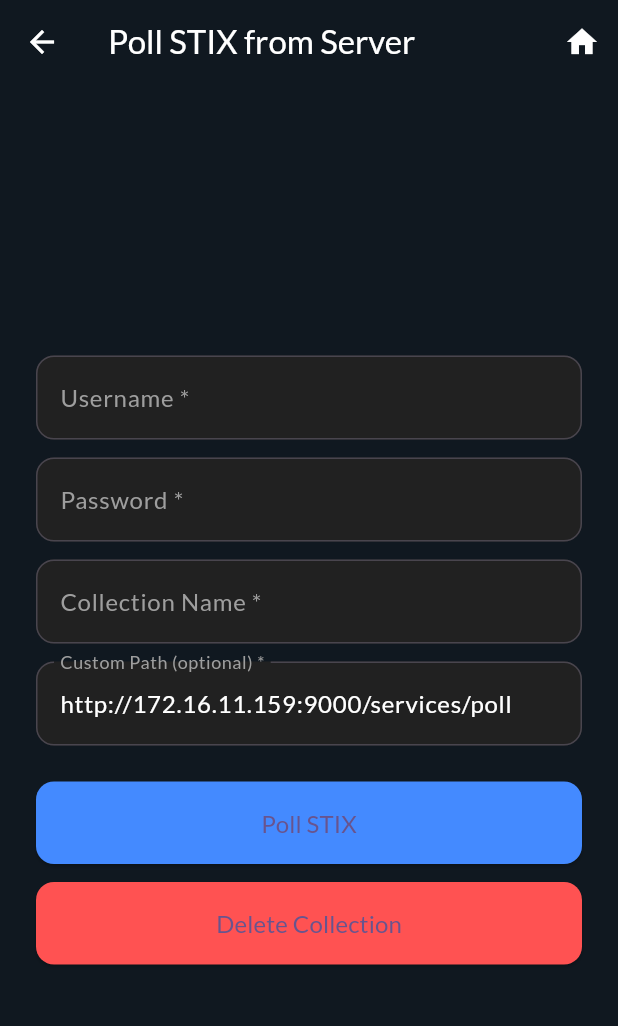
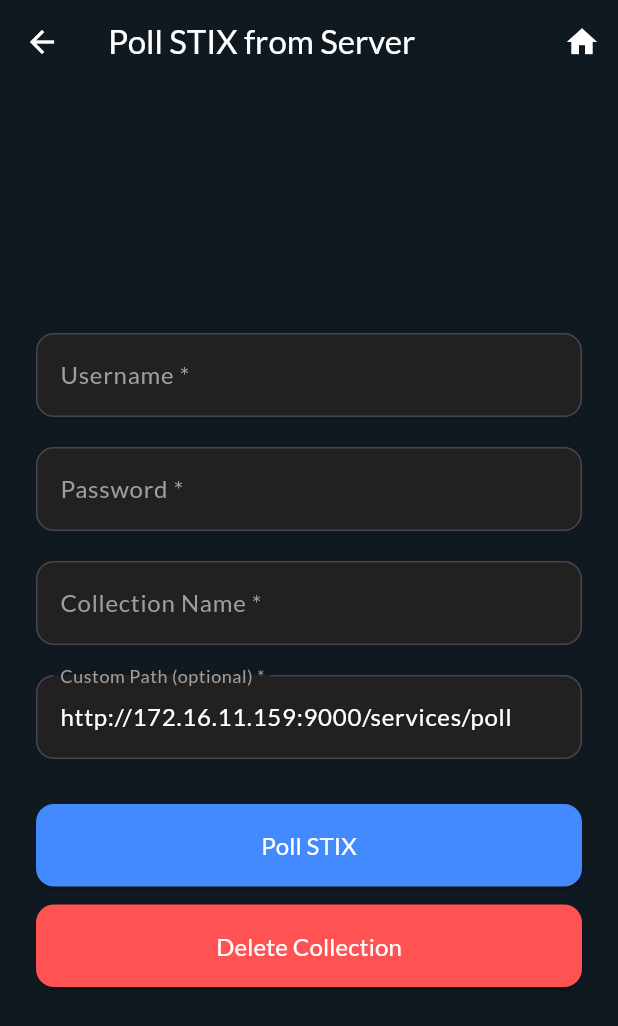
Before and after one commit to Einzelgaenger/STIX_OpenTAXII, a Flutter app: the screen it shows after launch, after a tap on "Poll STIX", on a phone screen of 412 x 824 dp. Shown: the top 1026 px of the screen. Run offline on Flutter 3.47's test engine with Material 3 defaults, Android fonts, the light colour scheme and no system bars; our stand-ins replace google_fonts; missing offline and left inert: dart:html.

Commit message:
Previous Next Button globally renamed; Make texts be selectable

```diff
--- a/lib/screens/advanced_option.dart
+++ b/lib/screens/advanced_option.dart
@@ -186,7 +186,7 @@ class _AdvancedOptionState extends State<AdvancedOption> {
     return Scaffold(
       backgroundColor: const Color(0xFF101820),
       appBar: AppBar(
-        title: const Text("Advanced STIX Push"),
+        title: const SelectableText("Advanced STIX Push"),
         backgroundColor: Colors.transparent,
         elevation: 0,
         foregroundColor: Colors.white,
--- a/lib/screens/home_screen.dart
+++ b/lib/screens/home_screen.dart
@@ -15,7 +15,7 @@ class HomeScreen extends StatelessWidget {
           child: Column(
             mainAxisAlignment: MainAxisAlignment.center,
             children: [
-              const Text(
+              const SelectableText(
                 'Your STIX Gateway for Threat Intelligence.',
                 style: TextStyle(
                   fontSize: 32,
@@ -24,7 +24,7 @@ class HomeScreen extends StatelessWidget {
                 ),
               ),
               const SizedBox(height: 12),
-              Text(
+              SelectableText(
                 'Explore what you can do with STIX & TAXII integration',
                 style: TextStyle(fontSize: 16, color: Colors.grey.shade400),
               ),
--- a/lib/screens/poll_screen.dart
+++ b/lib/screens/poll_screen.dart
@@ -200,7 +200,7 @@ class _PollingScreenState extends State<PollingScreen> {
         backgroundColor: Colors.transparent,
         elevation: 0,
         foregroundColor: Colors.white,
-        title: const Text('Poll STIX from Server'),
+        title: const SelectableText('Poll STIX from Server'),
         actions: [
           IconButton(
             icon: const Icon(Icons.home),
@@ -223,13 +223,13 @@ class _PollingScreenState extends State<PollingScreen> {
               crossAxisAlignment: CrossAxisAlignment.stretch,
               children: [
                 _buildInput('Username *', _usernameController),
-                const SizedBox(height: 12),
+                const SizedBox(height: 20),
                 _buildInput('Password *', _passwordController, obscure: true),
-                const SizedBox(height: 12),
+                const SizedBox(height: 20),
                 _buildInput('Collection Name *', _collectionController),
-                const SizedBox(height: 12),
+                const SizedBox(height: 20),
                 _buildInput('Custom Path (optional) *', _pathController),
-                const SizedBox(height: 24),
+                const SizedBox(height: 30),
                 if (_isLoading)
                   const Center(
                     child: CircularProgressIndicator(color: Colors.white),
@@ -239,6 +239,7 @@ class _PollingScreenState extends State<PollingScreen> {
                     onPressed: _pollSTIX,
                     style: ElevatedButton.styleFrom(
                       backgroundColor: Colors.blueAccent,
+                      foregroundColor: Colors.white,
                       padding: const EdgeInsets.symmetric(vertical: 16),
                       shape: RoundedRectangleBorder(
                         borderRadius: BorderRadius.circular(12),
@@ -254,6 +255,7 @@ class _PollingScreenState extends State<PollingScreen> {
                     onPressed: _deleteCollection,
                     style: ElevatedButton.styleFrom(
                       backgroundColor: Colors.redAccent,
+                      foregroundColor: Colors.white,
                       padding: const EdgeInsets.symmetric(vertical: 16),
                       shape: RoundedRectangleBorder(
                         borderRadius: BorderRadius.circular(12),
--- a/lib/screens/send_stix_screen.dart
+++ b/lib/screens/send_stix_screen.dart
@@ -130,7 +130,7 @@ class _SendStixScreenState extends State<SendStixScreen> {
         backgroundColor: Colors.transparent,
         elevation: 0,
         foregroundColor: Colors.white,
-        title: const Text('Send STIX Message'),
+        title: const SelectableText('Send STIX Message'),
         actions: [
           IconButton(
             icon: const Icon(Icons.home),
--- a/lib/screens/stix_result.dart
+++ b/lib/screens/stix_result.dart
@@ -4,7 +4,7 @@ import 'dart:html';
 import 'package:google_fonts/google_fonts.dart';
 import 'dart:convert';
 import 'package:http/http.dart' as http;
-import '../widgets/custom_navigation_buttons.dart';
+import '../widgets/previous_next_buttons.dart';
 import 'home_screen.dart';
 
 class StixResult extends StatefulWidget {
@@ -347,7 +347,7 @@ class _StixResultState extends State<StixResult> {
                         horizontal: 16,
                         vertical: 8,
                       ),
-                      child: CustomNavigationButtons(
+                      child: PreviousNextButton(
                         onPrevious: () => setState(() => currentPage--),
                         onNext: () => setState(() => currentPage++),
                         isFirstPage: currentPage == 1,
--- a/lib/widgets/custom_navigation_buttons.dart
+++ b/lib/widgets/previous_next_buttons.dart
@@ -1,12 +1,12 @@
 import 'package:flutter/material.dart';
 
-class CustomNavigationButtons extends StatelessWidget {
+class PreviousNextButton extends StatelessWidget {
   final VoidCallback? onPrevious;
   final VoidCallback? onNext;
   final bool isFirstPage;
   final bool isLastPage;
 
-  const CustomNavigationButtons({
+  const PreviousNextButton({
     super.key,
     required this.onPrevious,
     required this.onNext,
```
